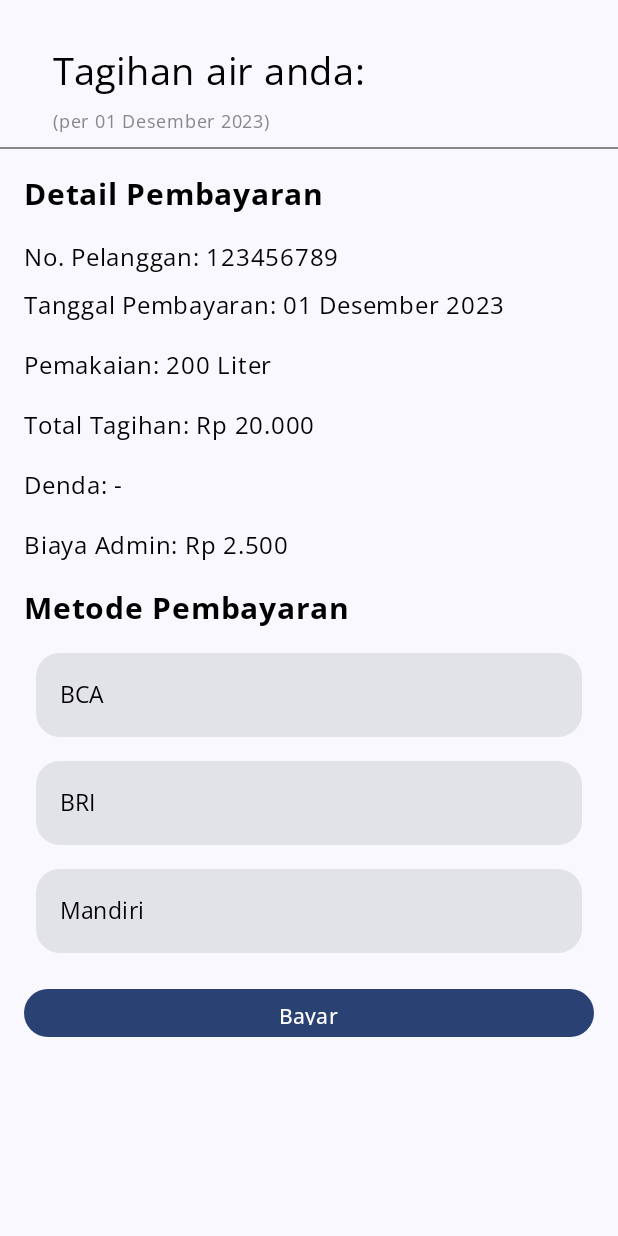
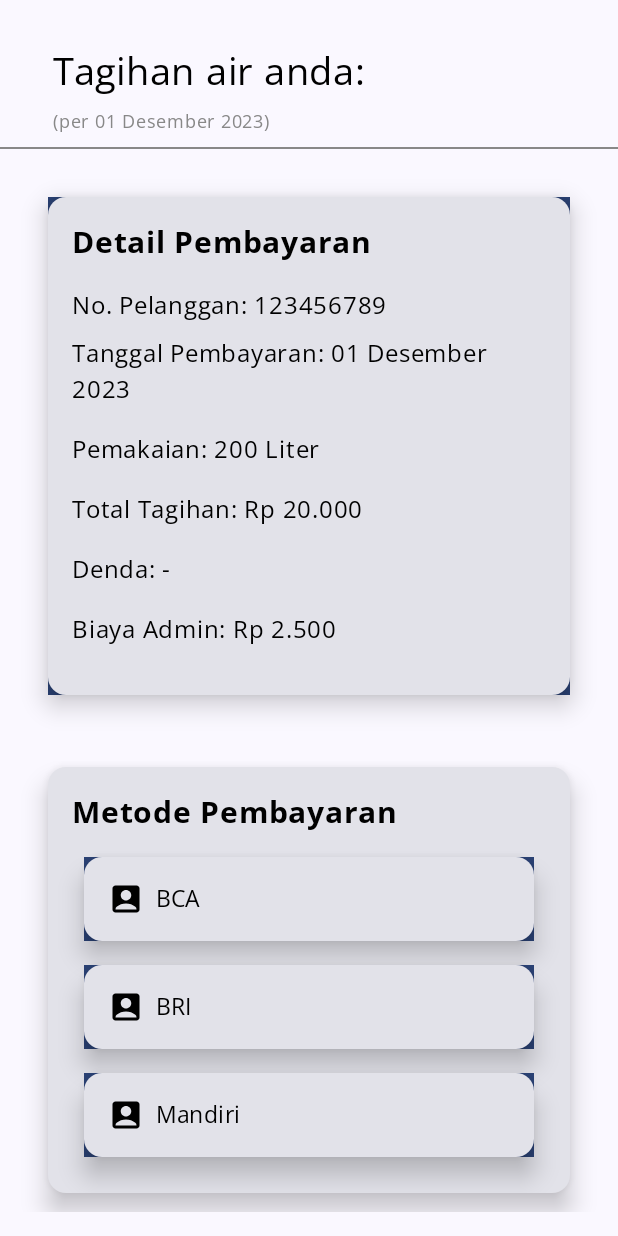
Before and after one commit to raflizocky/sayangair-bangkit, an Android app built with Jetpack Compose: the composable PaymentScreen shown on its own in the app's theme, on a phone screen of 412 x 824 dp. Run offline under Robolectric (Android 15) with nearby library versions, the phone set to English and light mode, and no system bars.

Commit message:
add card

```diff
--- a/app/src/main/java/com/waterissue/sayangair/presentation/payment/component/PaymentDetail.kt
+++ b/app/src/main/java/com/waterissue/sayangair/presentation/payment/component/PaymentDetail.kt
@@ -1,18 +1,31 @@
 package com.waterissue.sayangair.presentation.payment.component
 
+import androidx.compose.foundation.background
 import androidx.compose.foundation.clickable
 import androidx.compose.foundation.layout.Column
+import androidx.compose.foundation.layout.Row
+import androidx.compose.foundation.layout.Spacer
 import androidx.compose.foundation.layout.fillMaxSize
 import androidx.compose.foundation.layout.fillMaxWidth
 import androidx.compose.foundation.layout.height
 import androidx.compose.foundation.layout.padding
-import androidx.compose.foundation.shape.RoundedCornerShape
+import androidx.compose.foundation.layout.size
+import androidx.compose.foundation.layout.width
+import androidx.compose.foundation.rememberScrollState
+import androidx.compose.foundation.verticalScroll
+import androidx.compose.material.icons.Icons
+import androidx.compose.material.icons.filled.AccountBox
 import androidx.compose.material3.Button
 import androidx.compose.material3.Card
+import androidx.compose.material3.CardDefaults
+import androidx.compose.material3.Icon
+import androidx.compose.material3.MaterialTheme
 import androidx.compose.material3.Text
 import androidx.compose.runtime.Composable
+import androidx.compose.ui.Alignment
 import androidx.compose.ui.Modifier
 import androidx.compose.ui.graphics.Color
+import androidx.compose.ui.graphics.vector.ImageVector
 import androidx.compose.ui.text.font.FontWeight
 import androidx.compose.ui.unit.dp
 import androidx.compose.ui.unit.sp
@@ -23,6 +36,21 @@ fun PaymentDetail() {
         modifier = Modifier
             .fillMaxSize()
             .padding(16.dp)
+            .verticalScroll(rememberScrollState())
+    ) {
+        Card(
+            modifier = Modifier
+                .fillMaxWidth()
+                .padding(16.dp)
+                .background(MaterialTheme.colorScheme.primary),
+            elevation = CardDefaults.cardElevation(
+                defaultElevation = 10.dp
+            )
+        ) {
+            Column(
+                modifier = Modifier
+                    .padding(16.dp)
+                    .fillMaxWidth()
             ) {
                 Text(
                     text = "Detail Pembayaran",
@@ -67,6 +95,24 @@ fun PaymentDetail() {
                     color = Color.Black,
                     modifier = Modifier.padding(bottom = 16.dp)
                 )
+            }
+        }
+
+        Spacer(modifier = Modifier.height(16.dp))
+
+        Card(
+            modifier = Modifier
+                .fillMaxWidth()
+                .padding(16.dp),
+            elevation = CardDefaults.cardElevation(
+                defaultElevation = 10.dp
+            )
+        ) {
+            Column(
+                modifier = Modifier
+                    .padding(16.dp)
+                    .fillMaxWidth()
+            ) {
                 Text(
                     text = "Metode Pembayaran",
                     fontSize = 20.sp,
@@ -75,37 +121,54 @@ fun PaymentDetail() {
                     modifier = Modifier.padding(bottom = 8.dp)
                 )
 
-        MetodePembayaranCard("BCA")
-        MetodePembayaranCard("BRI")
-        MetodePembayaranCard("Mandiri")
+                PaymentCard("BCA", Icons.Default.AccountBox)
+                PaymentCard("BRI", Icons.Default.AccountBox)
+                PaymentCard("Mandiri", Icons.Default.AccountBox)
+            }
+        }
+
+        Spacer(modifier = Modifier.height(16.dp))
 
         Button(
             onClick = { /* Handle click on bayar button */ },
             modifier = Modifier
                 .fillMaxWidth()
-                .height(48.dp)
-                .padding(top = 16.dp),
+                .background(MaterialTheme.colorScheme.secondary)
+                .height(48.dp),
         ) {
             Text("Bayar")
         }
     }
 }
 
-
 @Composable
-fun MetodePembayaranCard(namaMetode: String) {
+fun PaymentCard(cardName: String, icon: ImageVector) {
     Card(
         modifier = Modifier
             .fillMaxWidth()
             .padding(8.dp)
+            .background(MaterialTheme.colorScheme.primary)
             .clickable { /* Handle click on metode pembayaran card */ },
-        shape = RoundedCornerShape(16.dp)
+        elevation = CardDefaults.cardElevation(
+            defaultElevation = 10.dp
+        )
     ) {
+        Row(
+            modifier = Modifier.padding(16.dp),
+            verticalAlignment = Alignment.CenterVertically
+        ) {
+            Icon(
+                imageVector = icon,
+                contentDescription = null,
+                tint = Color.Black,
+                modifier = Modifier.size(24.dp)
+            )
+            Spacer(modifier = Modifier.width(8.dp))
             Text(
-            text = namaMetode,
+                text = cardName,
                 fontSize = 15.sp,
-            color = Color.Black,
-            modifier = Modifier.padding(16.dp)
+                color = Color.Black
             )
         }
     }
+}
```
Lines whose indentation alone changed are shown as unchanged.
